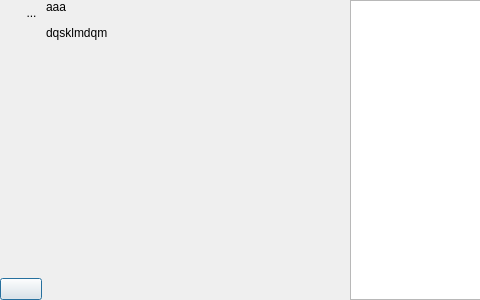
Qt form UiQT4/desWidgetMatrice.ui (SalomePlatform/eficas_tools) before a commit; both pictures show x 0 to 480 and y 0 to 300 of the 802 by 300 pixel window.
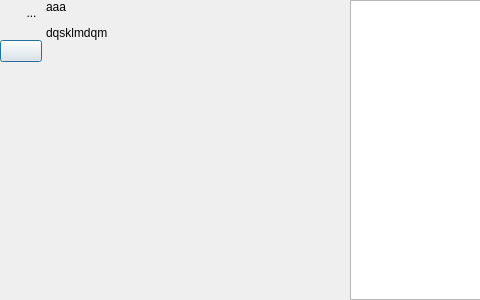
The same form after that commit. Icons and pictures are not drawn. Custom widgets are drawn as their Qt base class.

The edit to the form file:
```diff
--- a/UiQT4/desWidgetMatrice.ui
+++ b/UiQT4/desWidgetMatrice.ui
@@ -94,10 +94,13 @@
        <property name="orientation">
         <enum>Qt::Vertical</enum>
        </property>
+       <property name="sizeType">
+        <enum>QSizePolicy::Fixed</enum>
+       </property>
        <property name="sizeHint" stdset="0">
         <size>
          <width>20</width>
-         <height>5</height>
+         <height>15</height>
         </size>
        </property>
       </spacer>
@@ -117,6 +120,19 @@
        </property>
       </widget>
      </item>
+     <item>
+      <spacer name="verticalSpacer">
+       <property name="orientation">
+        <enum>Qt::Vertical</enum>
+       </property>
+       <property name="sizeHint" stdset="0">
+        <size>
+         <width>20</width>
+         <height>40</height>
+        </size>
+       </property>
+      </spacer>
+     </item>
     </layout>
    </item>
    <item>
```
